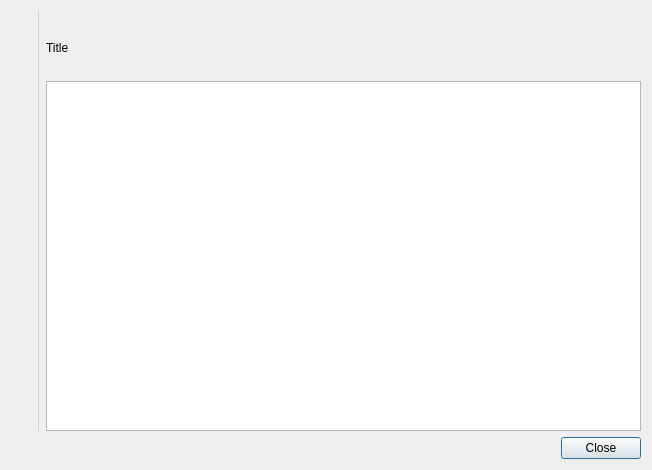
Above: src/ui/about.ui from clementine-player/Clementine before the change. Below: the same form after it.
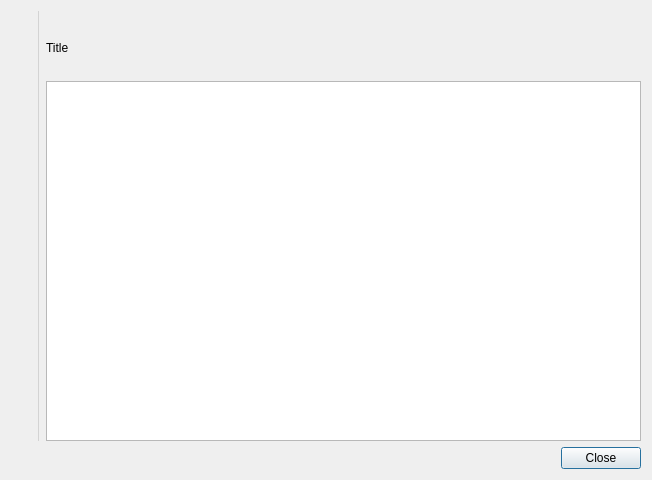
That is the form after the change. Icons and pictures are not drawn.

Commit message: I just remembered we have an about box Am I worthy? I know it's only been a year, but it would mean a lot to me. I completely understand otherwise. I also bumped the height up a tad so that no text gets cut off due to the extra line.

Diff of the .ui file:
```diff
--- a/src/ui/about.ui
+++ b/src/ui/about.ui
@@ -7,7 +7,7 @@
     <x>0</x>
     <y>0</y>
     <width>652</width>
-    <height>470</height>
+    <height>480</height>
    </rect>
   </property>
   <property name="windowIcon">
```
The commit also changes 1 other file.
